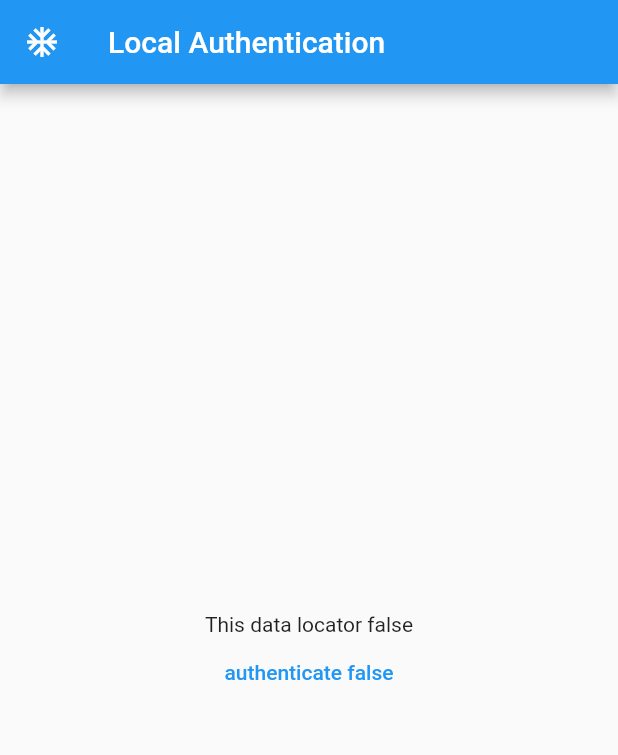
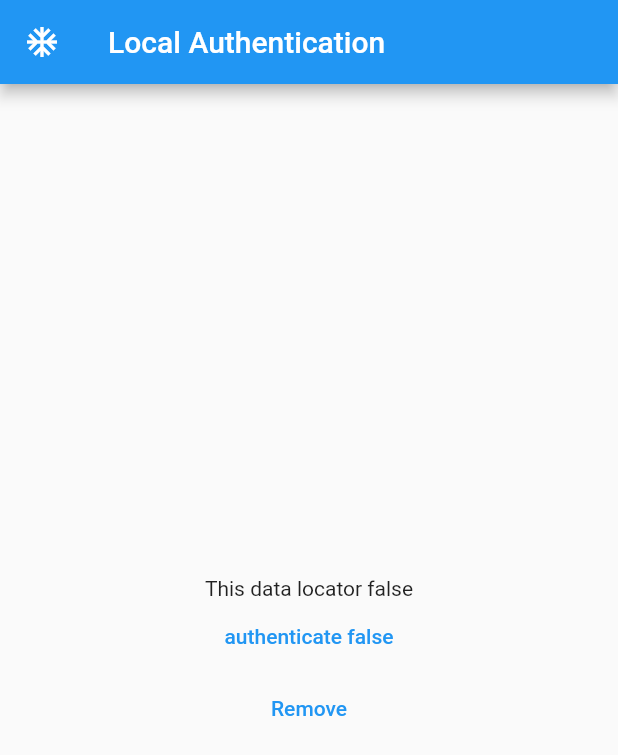
Before and after one commit to zaynrix/Access-Finger-Flutter-withme, a Flutter app: the screen it shows after launch, on a phone screen of 412 x 824 dp. Shown: the top 755 px of the screen. Run offline on Flutter 3.47's test engine with Material 2 defaults, Android fonts, the phone set to English and light mode, and no system bars; our stand-ins replace get_it, local_auth.

Commit message:
adding remove

```diff
--- a/lib/localAuthinticationsService.dart
+++ b/lib/localAuthinticationsService.dart
@@ -21,4 +21,9 @@ class LocalAuthenticationService extends ChangeNotifier {
       print(e);
     }
   }
+
+  Future<void> remove() async {
+    isAuthenticated = false;
+    notifyListeners();
+  }
 }
--- a/lib/main.dart
+++ b/lib/main.dart
@@ -60,6 +60,12 @@ class MyHomePage extends StatelessWidget {
                 child: Text('authenticate ${_localAuth.isAuthenticated}'),
               ),
             ),
+            Center(
+              child: TextButton(
+                onPressed: _localAuth.remove,
+                child: const Text('Remove'),
+              ),
+            ),
           ],
         ),
       ),
```
